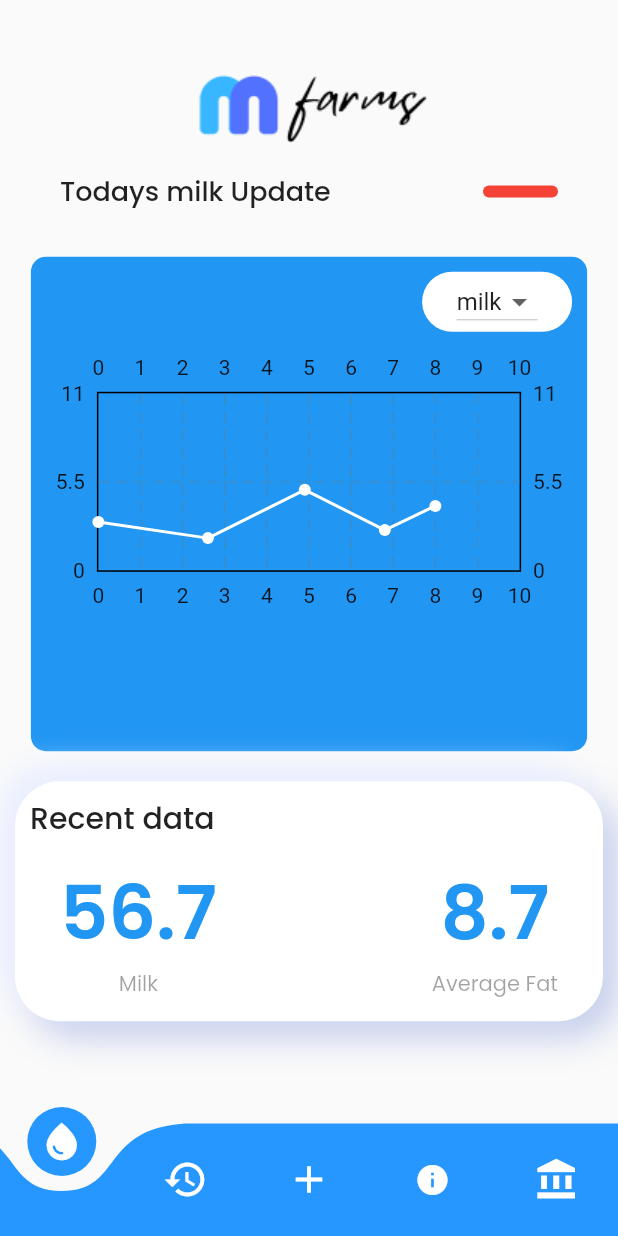
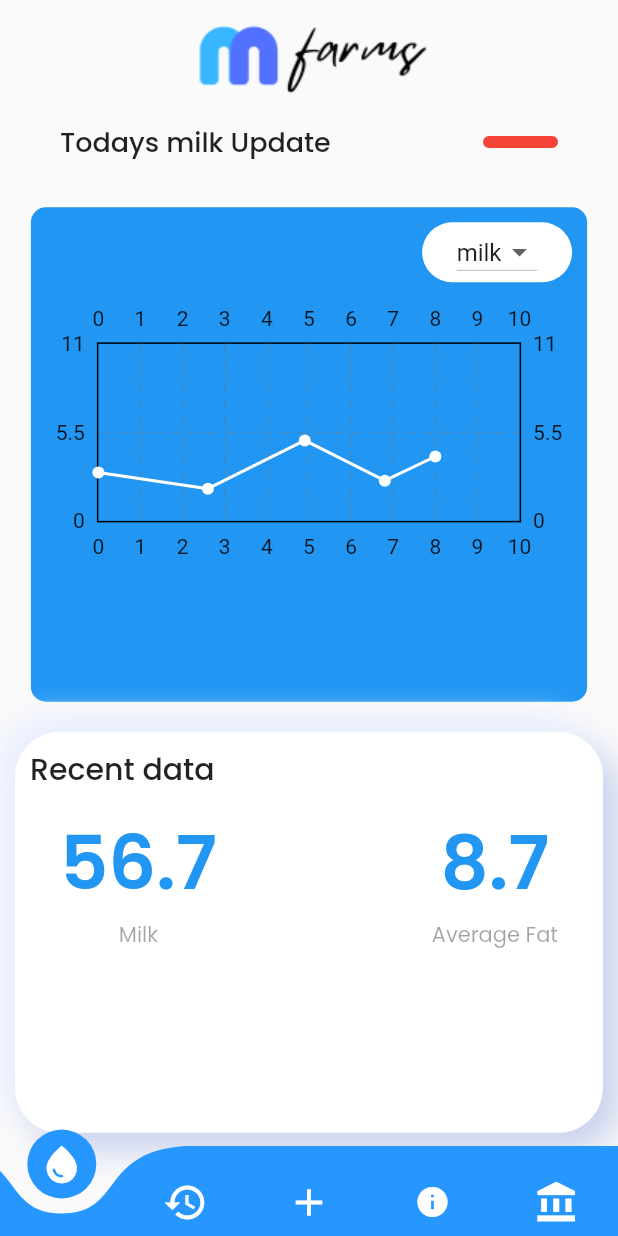
Before and after one commit to Manohar71/mfarms, a Flutter app: the screen it shows after launch, on a phone screen of 412 x 824 dp. Run offline on Flutter 3.47's test engine with Material 2 defaults, Android fonts, the light colour scheme and no system bars; drawn by our look-alikes of curved_navigation_bar, fl_chart; our stand-ins replace carousel_slider, share_plus, simple_gradient_text.

Commit message:
updated the responsiveness of home screen

```diff
--- a/lib/home/homescreen.dart
+++ b/lib/home/homescreen.dart
@@ -1,5 +1,6 @@
 import 'package:fl_chart/fl_chart.dart';
 import 'package:flutter/material.dart';
+import 'package:mfarms/screnn_measures.dart';
 import 'package:mfarms/ui%20widgets/blue_box.dart';
 import 'package:mfarms/ui%20widgets/neobox.dart';
 
@@ -18,11 +19,12 @@ class _homeState extends State<home> {
     var items = ['milk', 'fat'];
     return Scaffold(
       resizeToAvoidBottomInset: false,
-      body: Column(
+      body: SingleChildScrollView(
+        child: Column(
           crossAxisAlignment: CrossAxisAlignment.center,
           children: [
             SizedBox(
-            height: MediaQuery.of(context).size.height * 0.05,
+              height: MediaQuery.of(context).size.height * 0.01,
             ),
             Image.asset('assets/logo.png'),
             Padding(
@@ -57,10 +59,12 @@ class _homeState extends State<home> {
                   child: Child_widget(Choosevalue, items)),
             ),
              Padding(
-             padding: const EdgeInsets.fromLTRB(10,20,10,0),
-             child: neobox(child: child_widget(), color: Colors.white, height: 160, width: 500),
-           )
+               padding: const EdgeInsets.fromLTRB(10,20,10,100),
+               child: neobox(child: child_widget(), color: Color.fromARGB(255, 255, 255, 255), height: screenHeight(context)*0.35, width: 500),
+             ),
+
           ],
+        ),
       ),
     );
   }
@@ -74,7 +78,7 @@ class _homeState extends State<home> {
                 padding: const EdgeInsets.all(10.0),
                 child: Container(
                   height: 40,
-                  width: 100,
+                  width:100,
                   decoration: BoxDecoration(
                       shape: BoxShape.rectangle,
                       color: Colors.white,
--- a/lib/home/navigation_bar.dart
+++ b/lib/home/navigation_bar.dart
@@ -34,6 +34,7 @@ class _navigationState extends State<navigation> {
       extendBody: true,
       body: _widgetOptions.elementAt(index),
       bottomNavigationBar: CurvedNavigationBar(
+        height: 60,
         color: Color.fromARGB(255, 38, 151, 255),
         buttonBackgroundColor: Color.fromARGB(255, 38, 151, 255),
         backgroundColor: Colors.transparent,
--- /dev/null
+++ b/lib/screnn_measures.dart
@@ -0,0 +1,11 @@
+import 'package:flutter/material.dart';
+
+double screenHeight(BuildContext context) {
+  return MediaQuery.of(context).size.height -
+      MediaQuery.of(context).padding.top -
+      MediaQuery.of(context).padding.bottom;
+}
+
+double screenWidth(BuildContext context) {
+  return MediaQuery.of(context).size.width;
+}
--- a/pubspec.yaml
+++ b/pubspec.yaml
@@ -33,6 +33,7 @@ dependencies:
 
   # The following adds the Cupertino Icons font to your application.
   # Use with the CupertinoIcons class for iOS style icons.
+
   cupertino_icons: ^1.0.2
   fl_chart: ^0.55.0
   curved_navigation_bar: ^1.0.3
@@ -41,6 +42,9 @@ dependencies:
   url_launcher: ^6.1.5
   share_plus: ^4.0.10+1
   intl: ^0.17.0
+  firebase_core: ^1.22.0
+  firebase_auth: ^3.8.0
+  firebase_database: ^9.1.5
 
 dev_dependencies:
   flutter_test:
```
Also changed, not shown: pubspec.lock, 1 other file. Lines whose indentation alone changed are shown as unchanged.
